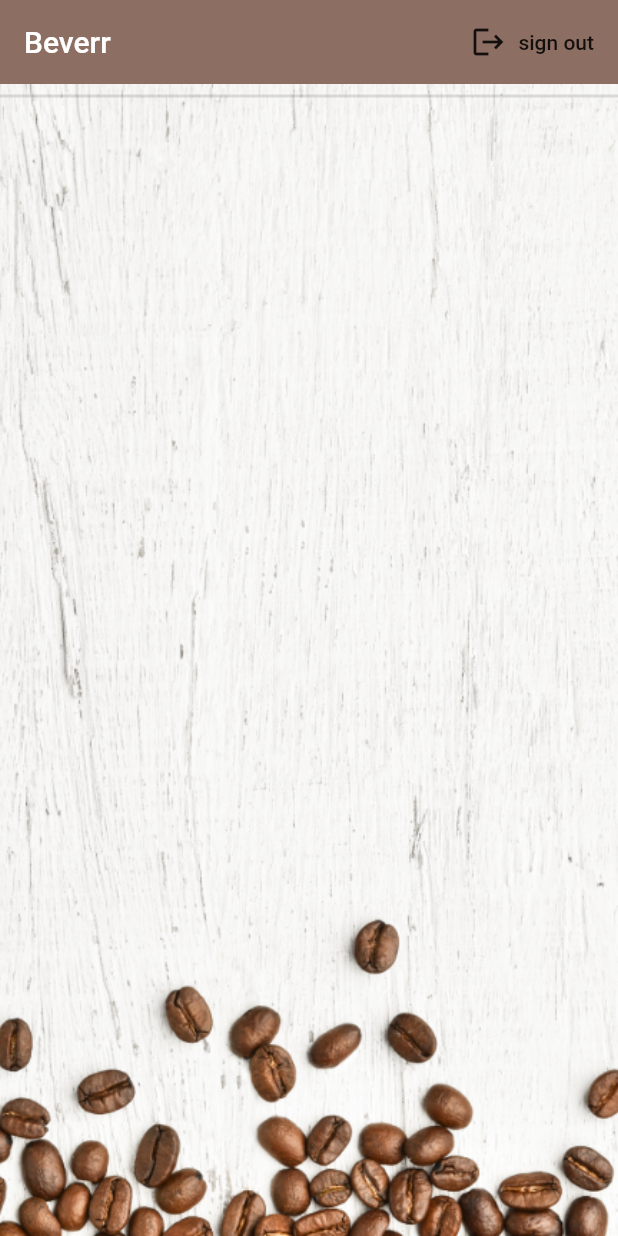
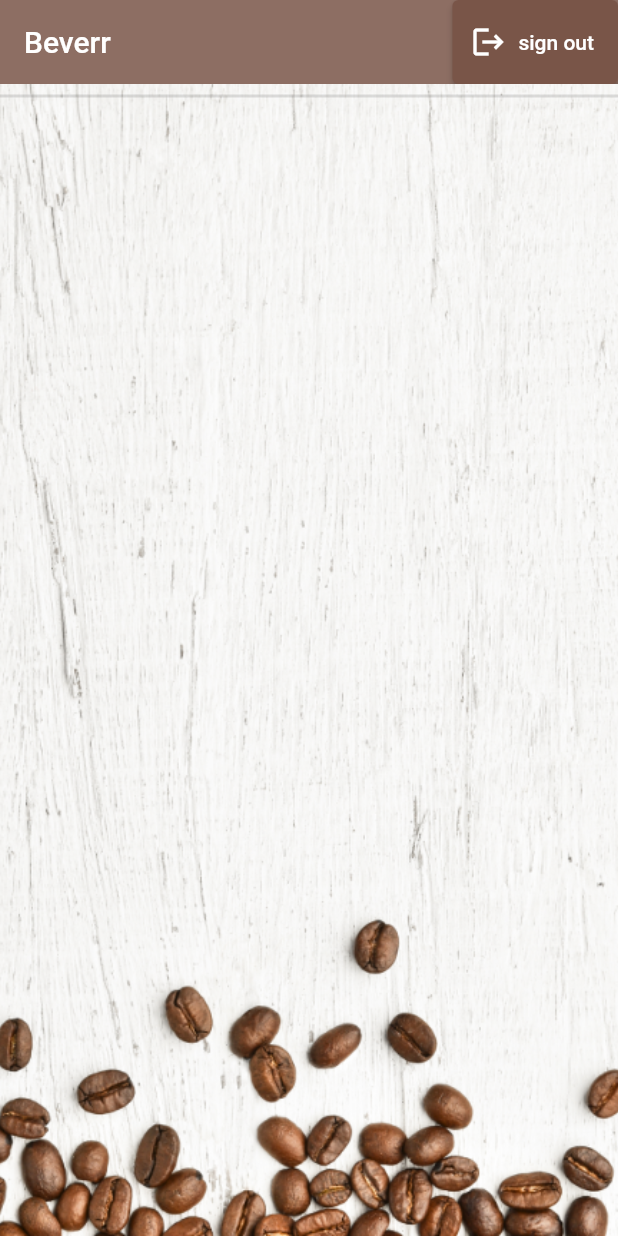
Before and after one commit to pranav-pundeer/Beverr, a Flutter app: the screen it shows after launch, after a tap on the "coffee" icon, on a phone screen of 412 x 824 dp. Run offline on Flutter 3.47's test engine with Material 2 defaults, Android fonts, the light colour scheme and no system bars; our stand-ins replace cloud_firestore, firebase_auth, firebase_core, flutter_spinkit, lottie; accounts and stored records are empty.

Commit message:
updated depreciated UI elements
updated depreciated UI elements

```diff
--- a/lib/main.dart
+++ b/lib/main.dart
@@ -1,6 +1,5 @@
 import 'package:beverr/models/userModel.dart';
 import 'package:beverr/screens/splashScreen.dart';
-import 'package:beverr/screens/wrapper.dart';
 import 'package:beverr/services/auth.dart';
 import 'package:firebase_core/firebase_core.dart';
 import 'package:flutter/material.dart';
--- a/lib/screens/home/currentUserWidget.dart
+++ b/lib/screens/home/currentUserWidget.dart
@@ -52,10 +52,14 @@ import '../../services/database.dart';
                      radius: 29,
                      backgroundColor: Colors.brown[userData!.strength],
                    ),
-                   trailing: FlatButton.icon(icon: const Icon(Icons.edit),
+                   trailing: ElevatedButton.icon(icon: const Icon(Icons.edit),
                        onPressed: () {
                          showBottomSheetPanel();
-                       }, label: Text(''),
+                       },
+                     label: Text(''),
+                     style: ButtonStyle(
+                       backgroundColor: MaterialStateProperty.all(Colors.brown),
+                     ),
                    ),
                    title: Text(userData.name),
                    subtitle: Text('Takes ${userData.sugar} sugar(s)'),
--- a/lib/screens/home/homescreen.dart
+++ b/lib/screens/home/homescreen.dart
@@ -28,10 +28,13 @@ class HomeScreen extends StatelessWidget {
           elevation: 0.0,
           title: const Text('Beverr'),
           actions: [
-            FlatButton.icon(icon: const Icon(Icons.logout), label: const Text('sign out'),
+            ElevatedButton.icon(icon: const Icon(Icons.logout), label: const Text('sign out'),
                 onPressed:() async{
                     await auth.signOut();
               },
+              style: ButtonStyle(
+                backgroundColor: MaterialStateProperty.all(Colors.brown[500])
+              ),
             ),
           ],
         ),
--- a/lib/screens/home/preferenceForm.dart
+++ b/lib/screens/home/preferenceForm.dart
@@ -1,7 +1,6 @@
 import 'package:beverr/constants/loading.dart';
 import 'package:beverr/constants/text.dart';
 import 'package:beverr/services/database.dart';
-import 'package:cloud_firestore/cloud_firestore.dart';
 import 'package:firebase_auth/firebase_auth.dart';
 import'package:flutter/material.dart';
 import 'package:provider/provider.dart';
@@ -90,9 +89,7 @@ class _PreferenceFormState extends State<PreferenceForm> {
                     const Center(child: Text('set coffee strength',)),
                     const SizedBox(height: 65,),
                     Center(
-                      child: RaisedButton(
-                          shape: const StadiumBorder(),
-                          color: Colors.brown,
+                      child: ElevatedButton(
                           child: const Text('Update', style: TextStyle(color: Colors.white),),
                           onPressed: () async{
                             if(_formKey.currentState!.validate()){
--- a/lib/screens/splashScreen.dart
+++ b/lib/screens/splashScreen.dart
@@ -133,18 +133,22 @@ class _BottomPart extends StatelessWidget {
               child: Container(
                 height: 150.0,
                 width: 150.0,
-                decoration: BoxDecoration(
-                  shape: BoxShape.circle,
-                  border: Border.all(color: Colors.white, width: 2.0),
-                ),
-                child: FlatButton.icon(
-                    shape: CircleBorder(),
+                child: ElevatedButton.icon(
+                  style: ButtonStyle(
+                    shape: MaterialStateProperty.all<RoundedRectangleBorder>(
+                        RoundedRectangleBorder(
+                          borderRadius: BorderRadius.circular(18.0),
+                        )
+                    ),
+                    backgroundColor: MaterialStateProperty.all(Colors.brown[500]),
+                  ),
+                    //shape: CircleBorder(),
                     onPressed: (){
                         Navigator.pushReplacement(context, MaterialPageRoute(builder: (context)=> const Wrapper()));
                     },
                     icon: const Icon(
                       Icons.coffee,
-                      size: 40.0,
+                      size: 60.0,
                       color: Colors.white,
                     ),
                   label: const Text(''),
```
Also changed, not shown: lib/screens/authentication/register.dart (+10 -5 lines), lib/screens/authentication/signIn.dart (+12 -6 lines), pubspec.lock.
